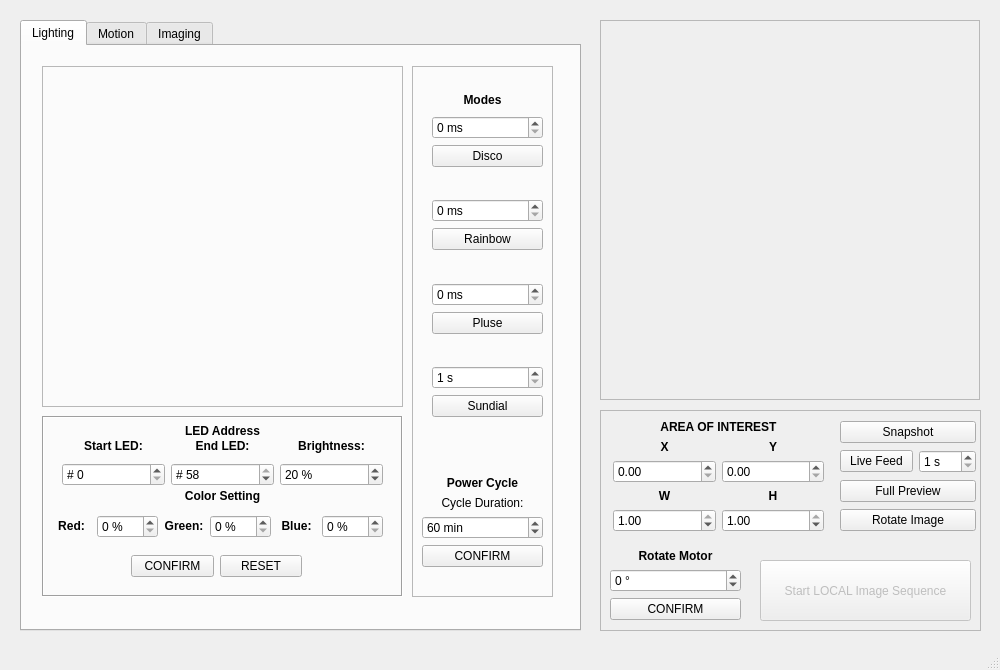
Above: _ui/FlashLapse_CP.ui from CoCl-Jerry/Flashlapse_Dev before the change. Below: the same form after it.
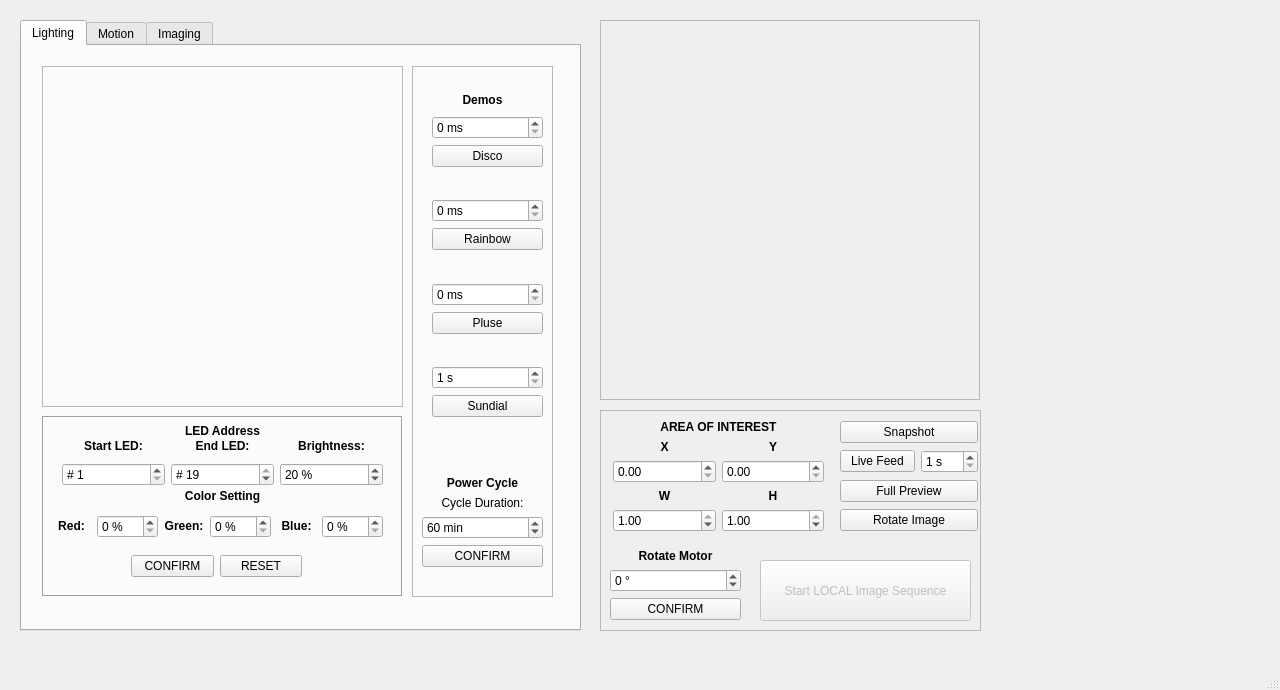
That is the form after the change. Icons and pictures are not drawn.

```diff
--- a/_ui/FlashLapse_CP.ui
+++ b/_ui/FlashLapse_CP.ui
@@ -6,8 +6,8 @@
    <rect>
     <x>0</x>
     <y>0</y>
-    <width>1000</width>
-    <height>670</height>
+    <width>1280</width>
+    <height>690</height>
    </rect>
   </property>
   <property name="sizePolicy">
@@ -173,7 +173,7 @@
         </rect>
        </property>
        <property name="text">
-        <string>&lt;html&gt;&lt;head/&gt;&lt;body&gt;&lt;p align=&quot;center&quot;&gt;&lt;span style=&quot; font-weight:600;&quot;&gt;Modes&lt;/span&gt;&lt;/p&gt;&lt;/body&gt;&lt;/html&gt;</string>
+        <string>&lt;html&gt;&lt;head/&gt;&lt;body&gt;&lt;p align=&quot;center&quot;&gt;&lt;span style=&quot; font-weight:600;&quot;&gt;Demos&lt;/span&gt;&lt;/p&gt;&lt;/body&gt;&lt;/html&gt;</string>
        </property>
       </widget>
       <widget class="QWidget" name="verticalLayoutWidget_3">
@@ -411,8 +411,11 @@
             <property name="prefix">
              <string># </string>
             </property>
+            <property name="minimum">
+             <number>1</number>
+            </property>
             <property name="maximum">
-             <number>58</number>
+             <number>19</number>
             </property>
            </widget>
           </item>
@@ -433,13 +436,13 @@
              <string># </string>
             </property>
             <property name="minimum">
-             <number>1</number>
+             <number>2</number>
             </property>
             <property name="maximum">
-             <number>58</number>
+             <number>19</number>
             </property>
             <property name="value">
-             <number>58</number>
+             <number>19</number>
             </property>
            </widget>
           </item>
@@ -1581,7 +1584,7 @@
       <rect>
        <x>240</x>
        <y>10</y>
-       <width>136</width>
+       <width>138</width>
        <height>114</height>
       </rect>
      </property>
```
Left out of the diff: 2 changed lines with no effect on the pictures.
